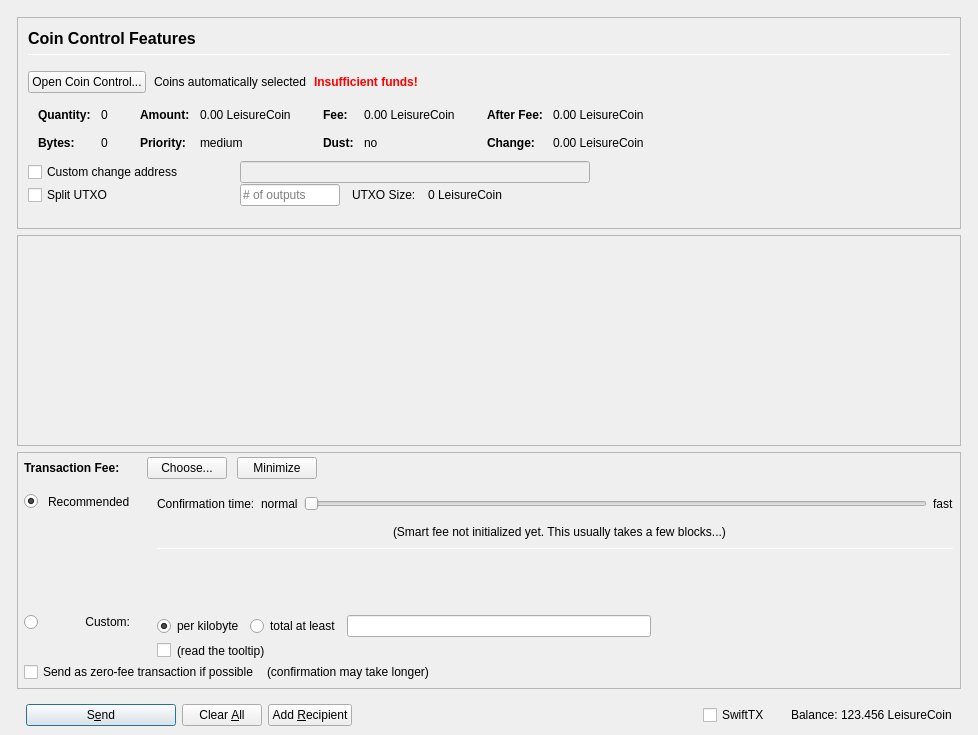
Before: the Qt Designer form src/qt/forms/sendcoinsdialog.ui in LeisureCoinProject/LeisureCoin-Core, drawn with Qt 5.
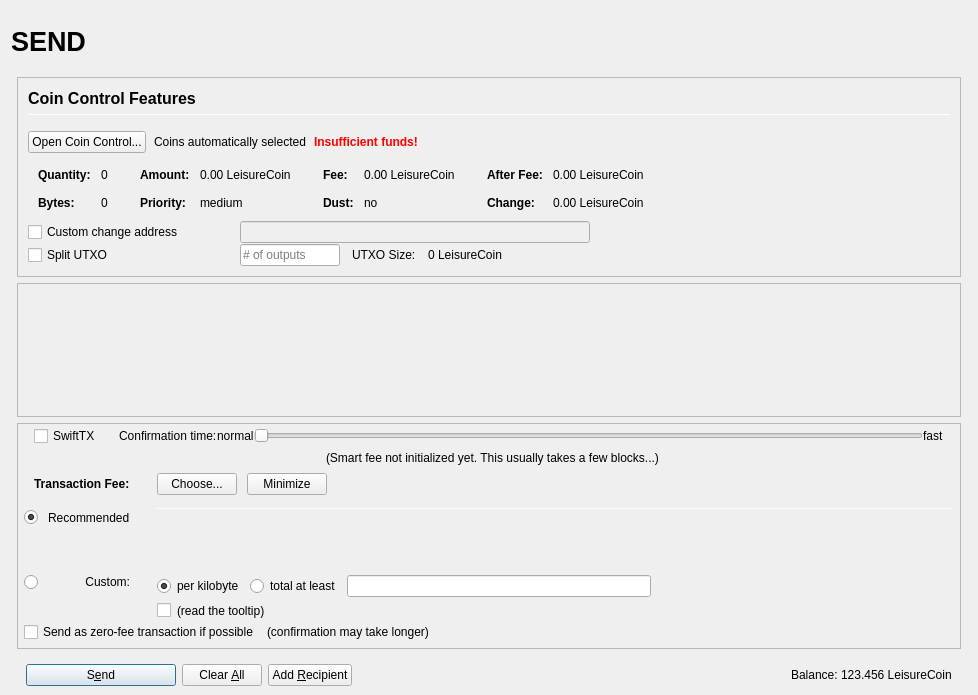
After: the same form once the commit is applied. Icons and pictures are not drawn. Custom widgets are drawn as their Qt base class.

The edit to the form file:
```diff
--- a/src/qt/forms/sendcoinsdialog.ui
+++ b/src/qt/forms/sendcoinsdialog.ui
@@ -10,7 +10,7 @@
     <x>0</x>
     <y>0</y>
     <width>978</width>
-    <height>735</height>
+    <height>695</height>
    </rect>
   </property>
   <property name="windowTitle">
@@ -53,10 +53,79 @@
          <number>0</number>
         </property>
         <item>
-         <layout class="QHBoxLayout" name="horizontalLayout_Header" stretch="">
+         <layout class="QHBoxLayout" name="horizontalLayout_Header" stretch="1,0,1">
           <property name="spacing">
            <number>6</number>
           </property>
+          <item>
+           <widget class="QLabel" name="labelOverviewHeaderLeft">
+            <property name="minimumSize">
+             <size>
+              <width>464</width>
+              <height>60</height>
+             </size>
+            </property>
+            <property name="maximumSize">
+             <size>
+              <width>16777215</width>
+              <height>60</height>
+             </size>
+            </property>
+            <property name="font">
+             <font>
+              <pointsize>20</pointsize>
+              <weight>75</weight>
+              <bold>true</bold>
+             </font>
+            </property>
+            <property name="text">
+             <string>SEND</string>
+            </property>
+            <property name="alignment">
+             <set>Qt::AlignLeading|Qt::AlignLeft|Qt::AlignVCenter</set>
+            </property>
+           </widget>
+          </item>
+          <item>
+           <spacer name="horizontalSpacer_Header">
+            <property name="orientation">
+             <enum>Qt::Horizontal</enum>
+            </property>
+            <property name="sizeHint" stdset="0">
+             <size>
+              <width>40</width>
+              <height>20</height>
+             </size>
+            </property>
+           </spacer>
+          </item>
+          <item>
+           <widget class="QLabel" name="labelOverviewHeaderRight">
+            <property name="minimumSize">
+             <size>
+              <width>464</width>
+              <height>60</height>
+             </size>
+            </property>
+            <property name="maximumSize">
+             <size>
+              <width>16777215</width>
+              <height>60</height>
+             </size>
+            </property>
+            <property name="font">
+             <font>
+              <pointsize>14</pointsize>
+             </font>
+            </property>
+            <property name="text">
+             <string/>
+            </property>
+            <property name="alignment">
+             <set>Qt::AlignRight|Qt::AlignTrailing|Qt::AlignVCenter</set>
+            </property>
+           </widget>
+          </item>
          </layout>
         </item>
        </layout>
@@ -828,8 +897,8 @@
             <rect>
              <x>0</x>
              <y>0</y>
-             <width>938</width>
-             <height>87</height>
+             <width>944</width>
+             <height>69</height>
             </rect>
            </property>
            <layout class="QVBoxLayout" name="verticalLayout_2" stretch="0,1">
@@ -906,7 +975,7 @@
             <number>0</number>
            </property>
            <item>
-            <layout class="QVBoxLayout" name="verticalLayoutFee2" stretch="0,0,0">
+            <layout class="QVBoxLayout" name="verticalLayoutFee2" stretch="0,0,0,0">
              <property name="spacing">
               <number>0</number>
              </property>
@@ -919,8 +988,179 @@
              <property name="rightMargin">
               <number>6</number>
              </property>
+             <item>
+              <layout class="QVBoxLayout" name="verticalLayout_feeConf">
+               <property name="spacing">
+                <number>0</number>
+               </property>
+               <property name="leftMargin">
+                <number>10</number>
+               </property>
+               <property name="rightMargin">
+                <number>10</number>
+               </property>
+               <property name="bottomMargin">
+                <number>5</number>
+               </property>
+               <item>
+                <layout class="QHBoxLayout" name="horizontalLayoutFee9">
+                 <item>
+                  <widget class="QCheckBox" name="checkSwiftTX">
+                   <property name="enabled">
+                    <bool>true</bool>
+                   </property>
+                   <property name="minimumSize">
+                    <size>
+                     <width>85</width>
+                     <height>0</height>
+                    </size>
+                   </property>
+                   <property name="toolTip">
+                    <string>SwiftTX technology allows for near instant transactions - A flat fee of 0.01 LeisureCoin applies</string>
+                   </property>
+                   <property name="text">
+                    <string>SwiftTX</string>
+                   </property>
+                  </widget>
+                 </item>
+                 <item>
+                  <widget class="QLabel" name="labelSmartFee3">
+                   <property name="text">
+                    <string>Confirmation time:</string>
+                   </property>
+                   <property name="margin">
+                    <number>2</number>
+                   </property>
+                  </widget>
+                 </item>
+                 <item>
+                  <widget class="QLabel" name="labelSmartFeeNormal">
+                   <property name="text">
+                    <string>normal</string>
+                   </property>
+                   <property name="margin">
+                    <number>8</number>
+                   </property>
+                  </widget>
+                 </item>
+                 <item>
+                  <widget class="QSlider" name="sliderSmartFee">
+                   <property name="minimumSize">
+                    <size>
+                     <width>0</width>
+                     <height>24</height>
+                    </size>
+                   </property>
+                   <property name="minimum">
+                    <number>0</number>
+                   </property>
+                   <property name="maximum">
+                    <number>24</number>
+                   </property>
+                   <property name="pageStep">
+                    <number>1</number>
+                   </property>
+                   <property name="value">
+                    <number>0</number>
+                   </property>
+                   <property name="orientation">
+                    <enum>Qt::Horizontal</enum>
+                   </property>
+                   <property name="invertedAppearance">
+                    <bool>false</bool>
+                   </property>
+                   <property name="invertedControls">
+                    <bool>false</bool>
+                   </property>
+                   <property name="tickPosition">
+                    <enum>QSlider::NoTicks</enum>
+                   </property>
+                  </widget>
+                 </item>
+                 <item>
+                  <widget class="QLabel" name="labelSmartFeeFast">
+                   <property name="text">
+                    <string>fast</string>
+                   </property>
+                   <property name="margin">
+                    <number>8</number>
+                   </property>
+                  </widget>
+                 </item>
+                </layout>
+               </item>
+               <item>
+                <layout class="QHBoxLayout" name="horizontalLayout_recommended_texts">
+                 <property name="spacing">
+                  <number>0</number>
+                 </property>
+                 <item>
+                  <spacer name="horizontalSpacer_8">
+                   <property name="orientation">
+                    <enum>Qt::Horizontal</enum>
+                   </property>
+                   <property name="sizeHint" stdset="0">
+                    <size>
+                     <width>40</width>
+                     <height>20</height>
+                    </size>
+                   </property>
+                  </spacer>
+                 </item>
+                 <item>
+                  <widget class="QLabel" name="labelFeeEstimation">
+                   <property name="text">
+                    <string/>
+                   </property>
+                   <property name="margin">
+                    <number>2</number>
+                   </property>
+                  </widget>
+                 </item>
+                 <item>
+                  <widget class="QLabel" name="labelSmartFee2">
+                   <property name="text">
+                    <string>(Smart fee not initialized yet. This usually takes a few blocks...)</string>
+                   </property>
+                   <property name="alignment">
+                    <set>Qt::AlignLeading|Qt::AlignLeft|Qt::AlignVCenter</set>
+                   </property>
+                   <property name="wordWrap">
+                    <bool>false</bool>
+                   </property>
+                   <property name="margin">
+                    <number>2</number>
+                   </property>
+                   <property name="indent">
+                    <number>-1</number>
+                   </property>
+                  </widget>
+                 </item>
+                 <item>
+                  <spacer name="horizontalSpacer_3">
+                   <property name="orientation">
+                    <enum>Qt::Horizontal</enum>
+                   </property>
+                   <property name="sizeHint" stdset="0">
+                    <size>
+                     <width>40</width>
+                     <height>20</height>
+                    </size>
+                   </property>
+                  </spacer>
+                 </item>
+                </layout>
+               </item>
+              </layout>
+             </item>
              <item>
               <layout class="QHBoxLayout" name="horizontalLayoutFee1">
+               <property name="leftMargin">
+                <number>10</number>
+               </property>
+               <property name="rightMargin">
+                <number>10</number>
+               </property>
                <property name="bottomMargin">
                 <number>0</number>
                </property>
@@ -929,22 +1169,6 @@
                  <property name="spacing">
                   <number>0</number>
                  </property>
-                 <item>
-                  <spacer name="verticalSpacerSmartFee">
-                   <property name="orientation">
-                    <enum>Qt::Vertical</enum>
-                   </property>
-                   <property name="sizeType">
-                    <enum>QSizePolicy::Fixed</enum>
-                   </property>
-                   <property name="sizeHint" stdset="0">
-                    <size>
-                     <width>1</width>
-                     <height>4</height>
-                    </size>
-                   </property>
-                  </spacer>
-                 </item>
                  <item>
                   <layout class="QHBoxLayout" name="horizontalLayoutSmartFee">
                    <property name="spacing">
@@ -1221,7 +1445,7 @@
                    </widget>
                   </item>
                   <item row="0" column="4" rowspan="3">
-                   <layout class="QVBoxLayout" name="verticalLayoutFee3" stretch="0,0,0,0,1,0">
+                   <layout class="QVBoxLayout" name="verticalLayoutFee3" stretch="0,0,0,0">
                     <property name="spacing">
                      <number>6</number>
                     </property>
@@ -1231,133 +1455,6 @@
                     <property name="bottomMargin">
                      <number>20</number>
                     </property>
-                    <item>
-                     <layout class="QHBoxLayout" name="horizontalLayoutFee9">
-                      <item>
-                       <widget class="QLabel" name="labelSmartFee3">
-                        <property name="text">
-                         <string>Confirmation time:</string>
-                        </property>
-                        <property name="margin">
-                         <number>2</number>
-                        </property>
-                       </widget>
-                      </item>
-                      <item>
-                       <widget class="QLabel" name="labelSmartFeeNormal">
-                        <property name="text">
-                         <string>normal</string>
-                        </property>
-                        <property name="margin">
-                         <number>2</number>
-                        </property>
-                       </widget>
-                      </item>
-                      <item>
-                       <widget class="QSlider" name="sliderSmartFee">
-                        <property name="minimumSize">
-                         <size>
-                          <width>0</width>
-                          <height>24</height>
-                         </size>
-                        </property>
-                        <property name="minimum">
-                         <number>0</number>
-                        </property>
-                        <property name="maximum">
-                         <number>24</number>
-                        </property>
-                        <property name="pageStep">
-                         <number>1</number>
-                        </property>
-                        <property name="value">
-                         <number>0</number>
-                        </property>
-                        <property name="orientation">
-                         <enum>Qt::Horizontal</enum>
-                        </property>
-                        <property name="invertedAppearance">
-                         <bool>false</bool>
-                        </property>
-                        <property name="invertedControls">
-                         <bool>false</bool>
-                        </property>
-                        <property name="tickPosition">
-                         <enum>QSlider::NoTicks</enum>
-                        </property>
-                       </widget>
-                      </item>
-                      <item>
-                       <widget class="QLabel" name="labelSmartFeeFast">
-                        <property name="text">
-                         <string>fast</string>
-                        </property>
-                       </widget>
-                      </item>
-                     </layout>
-                    </item>
-                    <item>
-                     <layout class="QHBoxLayout" name="horizontalLayout_recommended_texts">
-                      <property name="spacing">
-                       <number>0</number>
-                      </property>
-                      <item>
-                       <spacer name="horizontalSpacer_8">
-                        <property name="orientation">
-                         <enum>Qt::Horizontal</enum>
-                        </property>
-                        <property name="sizeHint" stdset="0">
-                         <size>
-                          <width>40</width>
-                          <height>20</height>
-                         </size>
-                        </property>
-                       </spacer>
-                      </item>
-                      <item>
-                       <widget class="QLabel" name="labelFeeEstimation">
-                        <property name="text">
-                         <string/>
-                        </property>
-                        <property name="margin">
-                         <number>2</number>
-                        </property>
-                       </widget>
-                      </item>
-                      <item>
-                       <widget class="QLabel" name="labelSmartFee2">
-                        <property name="text">
-                         <string>(Smart fee not initialized yet. This usually takes a few blocks...)</string>
-                        </property>
-                        <property name="alignment">
-                         <set>Qt::AlignLeading|Qt::AlignLeft|Qt::AlignVCenter</set>
-                        </property>
-                        <property name="wordWrap">
-                         <bool>false</bool>
-                        </property>
-                        <property name="margin">
-                         <number>2</number>
-                        </property>
-                        <property name="indent">
-                         <number>-1</number>
-                        </property>
-                       </widget>
-                      </item>
-                      <item>
-                       <spacer name="horizontalSpacer_3">
-                        <property name="orientation">
-                         <enum>Qt::Horizontal</enum>
-                        </property>
-                        <property name="sizeHint" stdset="0">
-                         <size>
-                          <width>40</width>
-                          <height>20</height>
-                         </size>
-                        </property>
-                       </spacer>
-                      </item>
-                     </layout>
-                    </item>
                     <item>
                      <widget class="Line" name="line_2">
                       <property name="minimumSize">
@@ -1611,22 +1708,6 @@
              <property name="spacing">
               <number>3</number>
              </property>
-             <item>
-              <widget class="QCheckBox" name="checkSwiftTX">
-               <property name="enabled">
-                <bool>true</bool>
-               </property>
-               <property name="minimumSize">
-                <size>
-                 <width>85</width>
-                 <height>0</height>
-                </size>
-               </property>
-               <property name="text">
-                <string>SwiftTX</string>
-               </property>
-              </widget>
-             </item>
              <item>
               <widget class="QLabel" name="label">
                <property name="text">
```
Left out of the diff: 48 changed lines with no effect on the pictures.
